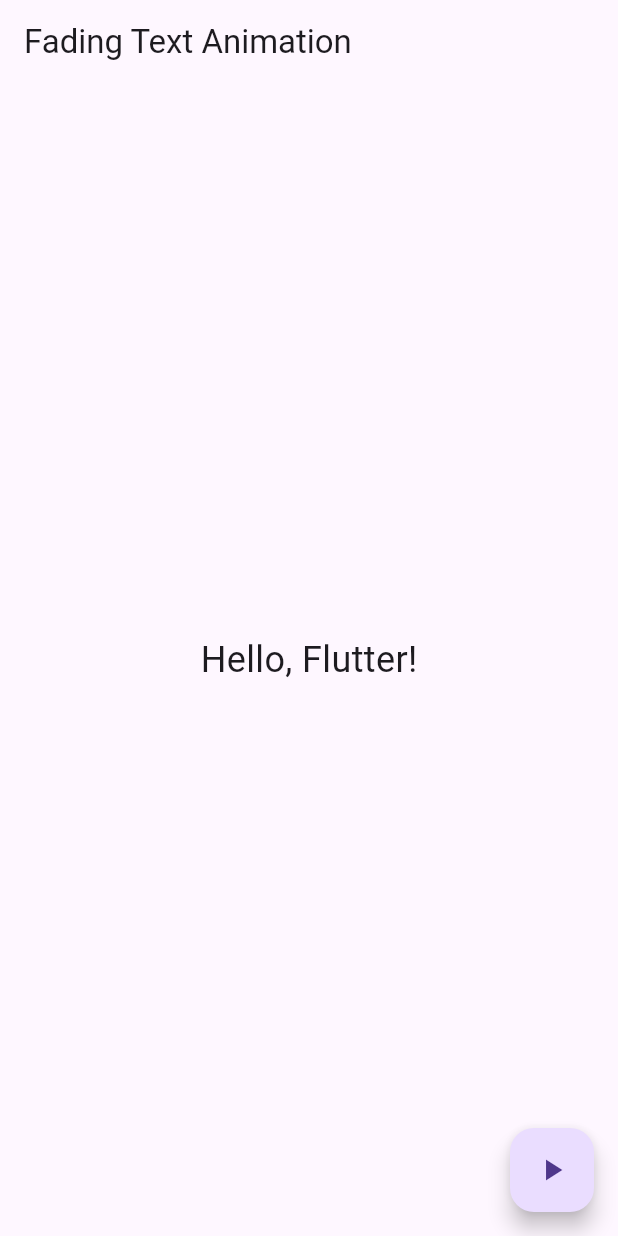
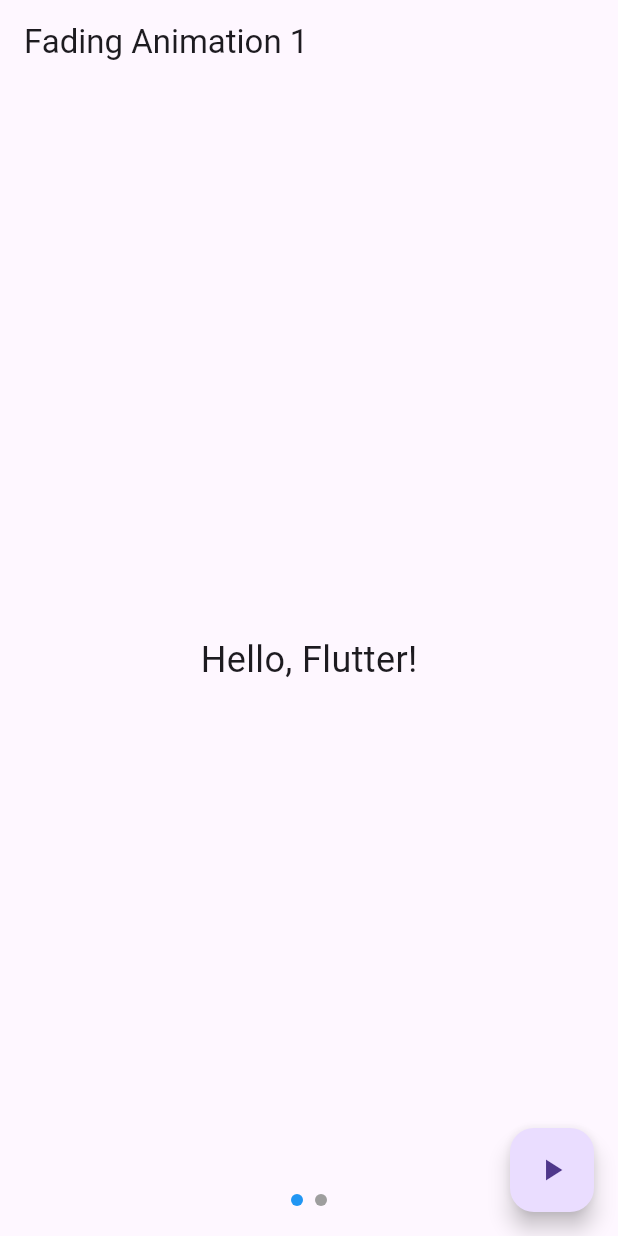
Before and after one commit to gsu-jla/inClass7, a Flutter app: the screen it shows after launch, on a phone screen of 412 x 824 dp. Run offline on Flutter 3.47's test engine with Material 3 defaults, Android fonts, the light colour scheme and no system bars.

Commit message:
this is the second screen. with animation

```diff
--- a/lib/main.dart
+++ b/lib/main.dart
@@ -8,12 +8,76 @@ class MyApp extends StatelessWidget {
   @override
   Widget build(BuildContext context) {
     return MaterialApp(
-      home: FadingTextAnimation(),
+      home: AnimationPages(),
+    );
+  }
+}
+
+class AnimationPages extends StatefulWidget {
+  @override
+  _AnimationPagesState createState() => _AnimationPagesState();
+}
+
+class _AnimationPagesState extends State<AnimationPages> {
+  final PageController _pageController = PageController();
+  int _currentPage = 0;
+
+  @override
+  Widget build(BuildContext context) {
+    return Stack(
+      children: [
+        PageView(
+          controller: _pageController,
+          onPageChanged: (int page) {
+            setState(() {
+              _currentPage = page;
+            });
+          },
+          children: [
+            FadingTextAnimation(
+              duration: Duration(seconds: 1),
+              title: 'Fading Animation 1',
+            ),
+            FadingTextAnimation(
+              duration: Duration(seconds: 3),
+              title: 'Fading Animation 2',
+            ),
+          ],
+        ),
+        Positioned(
+          bottom: 20,
+          left: 0,
+          right: 0,
+          child: Row(
+            mainAxisAlignment: MainAxisAlignment.center,
+            children: [
+              for (int i = 0; i < 2; i++)
+                Container(
+                  margin: EdgeInsets.symmetric(horizontal: 4),
+                  width: 8,
+                  height: 8,
+                  decoration: BoxDecoration(
+                    shape: BoxShape.circle,
+                    color: i == _currentPage ? Colors.blue : Colors.grey,
+                  ),
+                ),
+            ],
+          ),
+        ),
+      ],
     );
   }
 }
 
 class FadingTextAnimation extends StatefulWidget {
+  final Duration duration;
+  final String title;
+
+  FadingTextAnimation({
+    required this.duration,
+    required this.title,
+  });
+
   @override
   _FadingTextAnimationState createState() => _FadingTextAnimationState();
 }
@@ -31,12 +95,12 @@ class _FadingTextAnimationState extends State<FadingTextAnimation> {
   Widget build(BuildContext context) {
     return Scaffold(
       appBar: AppBar(
-        title: Text('Fading Text Animation'),
+        title: Text(widget.title),
       ),
       body: Center(
         child: AnimatedOpacity(
           opacity: _isVisible ? 1.0 : 0.0,
-          duration: Duration(seconds: 1),
+          duration: widget.duration,
           child: Text(
             'Hello, Flutter!',
             style: TextStyle(fontSize: 24),
```
Also changed, not shown: pubspec.lock, 125 other files.
